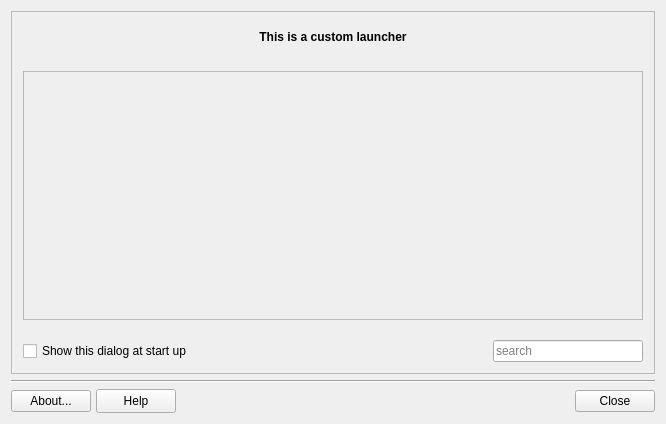
Above: mainwindow.ui from AdrianTM/custom-toolbox before the change. Below: the same form after it.
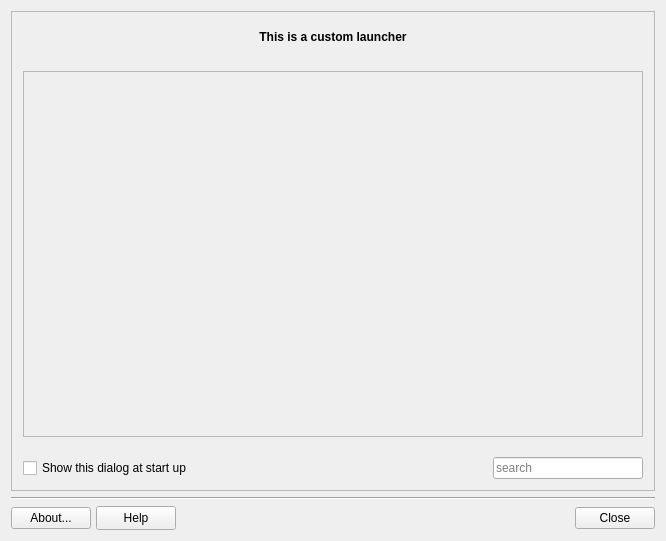
That is the form after the change. Icons and pictures are not drawn.

The edit to the form file:
```diff
--- a/mainwindow.ui
+++ b/mainwindow.ui
@@ -7,13 +7,13 @@
     <x>0</x>
     <y>0</y>
     <width>666</width>
-    <height>424</height>
+    <height>541</height>
    </rect>
   </property>
   <property name="minimumSize">
    <size>
     <width>0</width>
-    <height>400</height>
+    <height>500</height>
    </size>
   </property>
   <property name="windowTitle">
@@ -217,7 +217,7 @@
            <x>0</x>
            <y>0</y>
            <width>626</width>
-           <height>253</height>
+           <height>372</height>
           </rect>
          </property>
          <property name="autoFillBackground">
```
Left out of the diff: 12 changed lines with no effect on the pictures.
